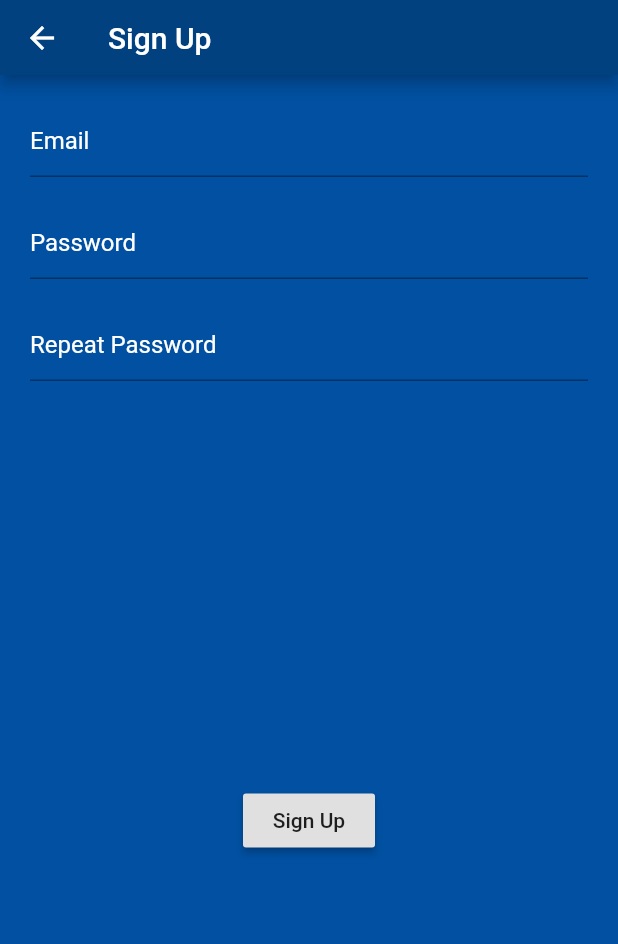
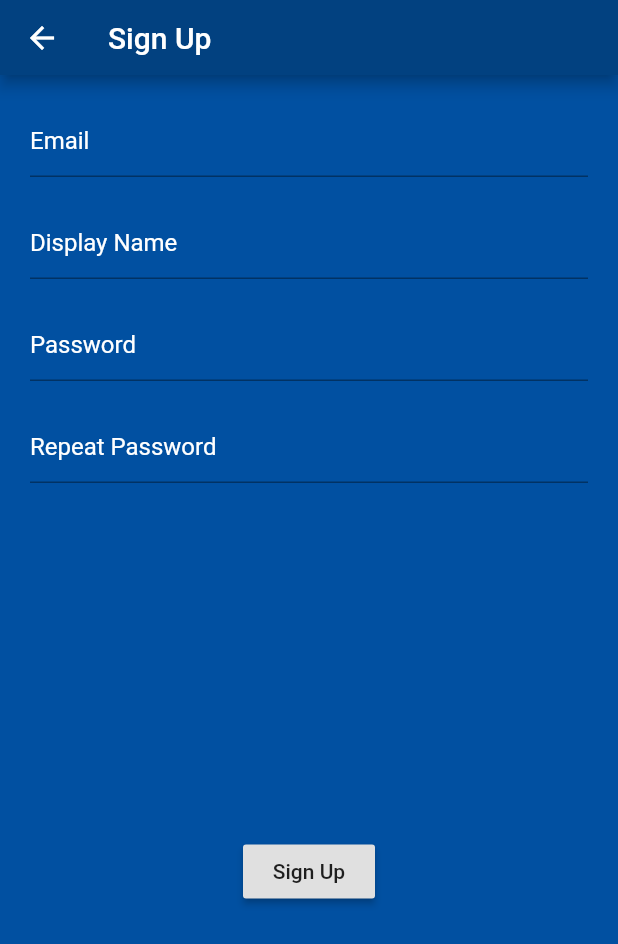
Before and after one commit to ChopinDavid/WWT-Test, a Flutter app: the SignUpPage screen opened directly, on a phone screen of 412 x 824 dp. Shown: the top 944 px of the screen. Run offline on Flutter 3.47's test engine with Material 2 defaults, Android fonts, the phone set to English and light mode, and no system bars; our stand-ins replace cloud_firestore, firebase_auth; accounts and stored records are empty.

Commit message:
Added user name display through Firestore

```diff
--- a/lib/models/user.dart
+++ b/lib/models/user.dart
@@ -1,4 +1,15 @@
 class User {
   final String uid;
-  User({ this.uid });
+  String name;
+  String email;
+
+  User({ this.uid, this.name, this.email });
+
+  Map<String, dynamic> toMap() {
+    return {
+      "uid": uid,
+      "name": name,
+      "email": email,
+    };
+  }
 }
--- a/lib/screens/login.dart
+++ b/lib/screens/login.dart
@@ -1,5 +1,7 @@
 import 'package:flutter/material.dart';
+import 'package:wwt_test/models/user.dart';
 import 'package:wwt_test/services/auth.dart';
+import 'package:wwt_test/services/firestore.dart';
 
 class LoginPage extends StatefulWidget {
   @override
--- a/lib/screens/signUp.dart
+++ b/lib/screens/signUp.dart
@@ -1,6 +1,7 @@
 import 'package:flutter/material.dart';
-import 'package:flutter/services.dart';
+import 'package:wwt_test/models/user.dart';
 import 'package:wwt_test/services/auth.dart';
+import 'package:wwt_test/services/firestore.dart';
 
 class SignUpPage extends StatefulWidget {
   @override
@@ -11,6 +12,7 @@ class _SignUpPageState extends State<SignUpPage> {
   final _formKey = GlobalKey<FormState>();
 
   String email = "";
+  String name = "";
   String password = "";
   String error = "";
 
@@ -44,6 +46,24 @@ class _SignUpPageState extends State<SignUpPage> {
                 validator: (val) => val.isEmpty ? "Enter an email address" : null,
                 onChanged: (val) {
                   setState(() => email = val);
+                },
+              ),
+              SizedBox(
+                height: 20,
+              ),
+              TextFormField(
+                style: TextStyle(
+                    color: Colors.white
+                ),
+                decoration: InputDecoration(
+                    hintText: "Display Name",
+                    hintStyle: TextStyle(
+                      color: Colors.white,
+                    )
+                ),
+                validator: (val) => val.isEmpty ? "Enter a display name" : null,
+                onChanged: (val) {
+                  setState(() => name = val);
                 },
               ),
               SizedBox(
@@ -99,11 +119,12 @@ class _SignUpPageState extends State<SignUpPage> {
                       ),
                       onPressed: () async {
                         if (_formKey.currentState.validate()) {
-                          dynamic result = await AuthService.shared.registerWithEmailAndPassword(email, password);
+                          dynamic result = await AuthService.shared.registerWithEmailPasswordName(email, password, name);
                           if (result == null) {
                             setState(() => error = "Please supply a valid email");
                           } else {
                             setState(() => error = "");
+                            FirestoreService.shared.createUser(result as User);
                             Navigator.pop(context);
                             print("Successfully registered user!");
                           }
--- /dev/null
+++ b/lib/services/firestore.dart
@@ -0,0 +1,23 @@
+import 'package:cloud_firestore/cloud_firestore.dart';
+import 'package:wwt_test/models/user.dart';
+
+class FirestoreService {
+  final Firestore _firestore = Firestore.instance;
+
+  static FirestoreService shared = FirestoreService();
+
+  void createUser(User user) async {
+    await _firestore.collection("Users").document(user.uid).setData(user.toMap());
+  }
+
+  Future getUser(String uid) async {
+    User user;
+    await _firestore.collection("Users").document(uid).get().then((value) {
+      Map<String,dynamic> userMap = value.data;
+      String name = userMap["name"] as String;
+      String email = userMap["email"] as String;
+      user = User(uid: uid, name: name, email: email);
+    });
+    return user;
+  }
+}
```
Also changed, not shown: lib/screens/home.dart (+39 -4 lines), lib/services/auth.dart (+13 -6 lines), 1 other file.
